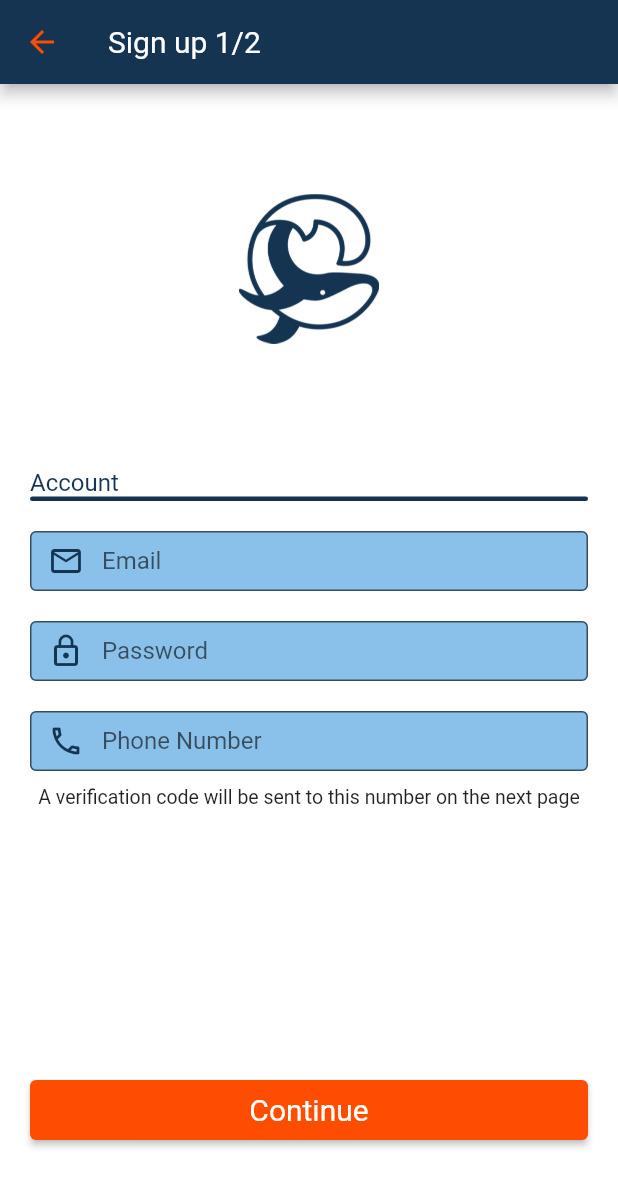
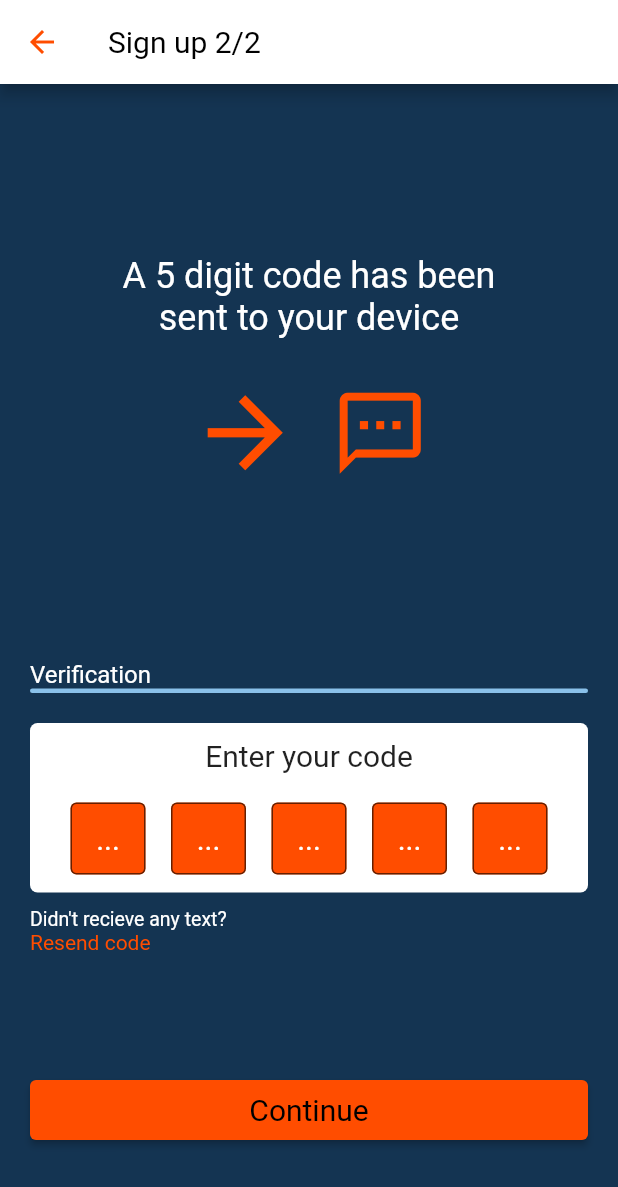
Before and after one commit to Mattias170624/Cetasol_App, a Flutter app: the SignUpScreen1 screen opened directly, after a tap on "Continue", on a phone screen of 412 x 824 dp. Shown: the top 1187 px of the screen. Run offline on Flutter 3.47's test engine with Material 2 defaults, Android fonts, the phone set to English and light mode, and no system bars; our stand-ins replace cloud_firestore, firebase_core; accounts and stored records are empty.

Commit message:
Added signup page 2 - Android.

```diff
--- /dev/null
+++ b/lib/Screens/signup_screen_2.dart
@@ -0,0 +1,90 @@
+// ignore_for_file: prefer_const_constructors
+
+import 'dart:io';
+
+import 'package:cetasol_app/Widgets/RegisterScreen/register_code_input.dart';
+import 'package:cetasol_app/Widgets/RegisterScreen/register_header_icon.dart';
+import 'package:cetasol_app/Widgets/RegisterScreen/register_input_fields.dart';
+import 'package:cetasol_app/Widgets/RegisterScreen/register_title.dart';
+import 'package:flutter/cupertino.dart';
+import 'package:flutter/material.dart';
+
+class SignUpScreen2 extends StatelessWidget {
+  @override
+  Widget build(BuildContext context) {
+    double iOSNavbarHeight = MediaQuery.of(context).padding.top;
+    double deviceSafeHeight = MediaQuery.of(context).size.height -
+        (MediaQuery.of(context).padding.top + kToolbarHeight);
+
+    return Platform.isAndroid
+        ? Scaffold(
+            backgroundColor: Theme.of(context).colorScheme.primary,
+            appBar: AppBar(
+              backgroundColor: Colors.white,
+              title: Text(
+                'Sign up 2/2',
+                style: Theme.of(context).textTheme.titleMedium,
+              ),
+            ),
+            body: SafeArea(
+              child: SingleChildScrollView(
+                keyboardDismissBehavior:
+                    ScrollViewKeyboardDismissBehavior.onDrag,
+                physics: const ClampingScrollPhysics(),
+                child: Container(
+                  height: deviceSafeHeight,
+                  child: Column(
+                    children: [
+                      Expanded(
+                        child: RegisterTitle(),
+                      ),
+                      Expanded(
+                        child: RegisterCodeInput(),
+                      ),
+                      // Expanded(
+                      //   child: RegisterHeaderIcon(),
+                      // ),
+                      // Expanded(
+                      //   flex: 2,
+                      //   child: RegisterInputFields(),
+                      // ),
+                    ],
+                  ),
+                ),
+              ),
+            ),
+          )
+        : CupertinoPageScaffold(
+            backgroundColor: Theme.of(context).colorScheme.primary,
+            navigationBar: CupertinoNavigationBar(
+              backgroundColor: Colors.white,
+              leading: GestureDetector(
+                onTap: () {
+                  Navigator.pop(context);
+                },
+                child: Icon(
+                  CupertinoIcons.back,
+                  color: Theme.of(context).colorScheme.onPrimary,
+                ),
+              ),
+              middle: Text(
+                'Sign up 2/2',
+                style: TextStyle(color: Colors.white),
+              ),
+            ),
+            child: SafeArea(
+              child: SingleChildScrollView(
+                keyboardDismissBehavior:
+                    ScrollViewKeyboardDismissBehavior.onDrag,
+                physics: const ClampingScrollPhysics(),
+                child: Container(
+                  height: deviceSafeHeight - iOSNavbarHeight,
+                  child: Column(
+                    children: [],
+                  ),
+                ),
+              ),
+            ),
+          );
+  }
+}
--- /dev/null
+++ b/lib/Widgets/RegisterScreen/register_code_input.dart
@@ -0,0 +1,243 @@
+// ignore_for_file: prefer_const_constructors
+
+import 'package:flutter/animation.dart';
+import 'package:flutter/material.dart';
+import 'package:flutter/services.dart';
+import 'package:flutter/src/widgets/container.dart';
+import 'package:flutter/src/widgets/framework.dart';
+
+class RegisterCodeInput extends StatefulWidget {
+  @override
+  State<RegisterCodeInput> createState() => _RegisterCodeInputState();
+}
+
+class _RegisterCodeInputState extends State<RegisterCodeInput> {
+  final box1 = TextEditingController();
+  final box2 = TextEditingController();
+  final box3 = TextEditingController();
+  final box4 = TextEditingController();
+  final box5 = TextEditingController();
+
+  @override
+  Widget build(BuildContext context) {
+    return Container(
+      width: double.infinity,
+      margin: EdgeInsets.only(left: 20, right: 20),
+      child: Column(
+        children: [
+          Container(
+            alignment: Alignment.centerLeft,
+            child: Text(
+              'Verification',
+              style: TextStyle(
+                color: Colors.white,
+                fontWeight: FontWeight.w400,
+                fontSize: 16,
+              ),
+            ),
+          ),
+          Container(
+            width: double.infinity,
+            margin: EdgeInsets.only(bottom: 20),
+            height: 3,
+            decoration: BoxDecoration(
+              borderRadius: BorderRadius.circular(10),
+              color: Theme.of(context).colorScheme.secondary,
+            ),
+          ),
+          Container(
+            padding: EdgeInsets.all(10),
+            decoration: BoxDecoration(
+              borderRadius: BorderRadius.circular(5),
+              color: Colors.white,
+            ),
+            child: Column(
+              children: [
+                Text(
+                  'Enter your code',
+                  style: TextStyle(
+                    fontSize: 20,
+                    fontWeight: FontWeight.w400,
+                  ),
+                ),
+                Container(
+                  width: double.infinity,
+                  margin: EdgeInsets.only(top: 20),
+                  child: Row(
+                    mainAxisAlignment: MainAxisAlignment.center,
+                    children: [
+                      Spacer(),
+                      SizedBox(
+                        width: 50,
+                        height: 50,
+                        child: TextFormField(
+                          keyboardType: TextInputType.number,
+                          textInputAction: TextInputAction.next,
+                          onChanged: (_) => FocusScope.of(context).nextFocus(),
+                          controller: box1,
+                          textAlign: TextAlign.center,
+                          decoration: InputDecoration(
+                            contentPadding: EdgeInsets.all(0),
+                            fillColor: Theme.of(context).colorScheme.onPrimary,
+                            filled: true,
+                            border: OutlineInputBorder(),
+                            hintText: '...',
+                            hintStyle: TextStyle(color: Colors.white),
+                          ),
+                          inputFormatters: [
+                            LengthLimitingTextInputFormatter(1)
+                          ],
+                          style: TextStyle(color: Colors.white),
+                        ),
+                      ),
+                      Spacer(),
+                      SizedBox(
+                        width: 50,
+                        height: 50,
+                        child: TextFormField(
+                          keyboardType: TextInputType.number,
+                          textInputAction: TextInputAction.next,
+                          onChanged: (_) => FocusScope.of(context).nextFocus(),
+                          controller: box2,
+                          textAlign: TextAlign.center,
+                          decoration: InputDecoration(
+                            contentPadding: EdgeInsets.all(0),
+                            fillColor: Theme.of(context).colorScheme.onPrimary,
+                            filled: true,
+                            border: OutlineInputBorder(),
+                            hintText: '...',
+                            hintStyle: TextStyle(color: Colors.white),
+                          ),
+                          inputFormatters: [
+                            LengthLimitingTextInputFormatter(1)
+                          ],
+                          style: TextStyle(color: Colors.white),
+                        ),
+                      ),
+                      Spacer(),
+                      SizedBox(
+                        width: 50,
+                        height: 50,
+                        child: TextFormField(
+                          keyboardType: TextInputType.number,
+                          textInputAction: TextInputAction.next,
+                          onChanged: (_) => FocusScope.of(context).nextFocus(),
+                          controller: box3,
+                          textAlign: TextAlign.center,
+                          decoration: InputDecoration(
+                            contentPadding: EdgeInsets.all(0),
+                            fillColor: Theme.of(context).colorScheme.onPrimary,
+                            filled: true,
+                            border: OutlineInputBorder(),
+                            hintText: '...',
+                            hintStyle: TextStyle(color: Colors.white),
+                          ),
+                          inputFormatters: [
+                            LengthLimitingTextInputFormatter(1)
+                          ],
+                          style: TextStyle(color: Colors.white),
+                        ),
+                      ),
+                      Spacer(),
+                      SizedBox(
+                        width: 50,
+                        height: 50,
+                        child: TextFormField(
+                          keyboardType: TextInputType.number,
+                          textInputAction: TextInputAction.next,
+                          onChanged: (_) => FocusScope.of(context).nextFocus(),
+                          controller: box4,
+                          textAlign: TextAlign.center,
+                          decoration: InputDecoration(
+                            contentPadding: EdgeInsets.all(0),
+                            fillColor: Theme.of(context).colorScheme.onPrimary,
+                            filled: true,
+                            border: OutlineInputBorder(),
+                            hintText: '...',
+                            hintStyle: TextStyle(color: Colors.white),
+                          ),
+                          inputFormatters: [
+                            LengthLimitingTextInputFormatter(1)
+                          ],
+                          style: TextStyle(color: Colors.white),
+                        ),
+                      ),
+                      Spacer(),
+                      SizedBox(
+                        width: 50,
+                        height: 50,
+                        child: TextFormField(
+                          keyboardType: TextInputType.number,
+                          textInputAction: TextInputAction.next,
+                          onChanged: (_) => FocusScope.of(context).unfocus(),
+                          controller: box5,
+                          textAlign: TextAlign.center,
+                          decoration: InputDecoration(
+                            contentPadding: EdgeInsets.all(0),
+                            fillColor: Theme.of(context).colorScheme.onPrimary,
+                            filled: true,
+                            border: OutlineInputBorder(),
+                            hintText: '...',
+                            hintStyle: TextStyle(color: Colors.white),
+                          ),
+                          inputFormatters: [
+                            LengthLimitingTextInputFormatter(1)
+                          ],
+                          style: TextStyle(color: Colors.white),
+                        ),
+                      ),
+                      Spacer(),
+                    ],
+                  ),
+                )
+              ],
+            ),
+          ),
+          Container(
+            width: double.infinity,
+            margin: EdgeInsets.only(top: 10),
+            child: Column(
+              crossAxisAlignment: CrossAxisAlignment.start,
+              children: [
+                Text(
+                  "Didn't recieve any text?",
+                  style: TextStyle(
+                    color: Colors.white,
+                    fontSize: 13,
+                  ),
+                ),
+                GestureDetector(
+                  onTap: () {},
+                  child: Text(
+                    'Resend code',
+                    style: TextStyle(
+                      color: Theme.of(context).colorScheme.onPrimary,
+                      fontSize: 14,
+                      fontWeight: FontWeight.w400,
+                    ),
+                  ),
+                ),
+              ],
+            ),
+          ),
+          Spacer(),
+          Container(
+            margin: EdgeInsets.only(bottom: 60),
+            width: double.infinity,
+            child: ElevatedButton(
+              onPressed: () {},
+              style: ElevatedButton.styleFrom(
+                primary: Theme.of(context).colorScheme.onPrimary,
+                fixedSize: Size(double.infinity, 40),
+              ),
+              child: Text(
+                'Continue',
+                style: Theme.of(context).textTheme.titleMedium,
+              ),
+            ),
+          ),
+        ],
+      ),
+    );
+  }
+}
--- a/lib/Widgets/RegisterScreen/register_input_fields.dart
+++ b/lib/Widgets/RegisterScreen/register_input_fields.dart
@@ -2,6 +2,7 @@
 
 import 'dart:io';
 
+import 'package:cetasol_app/Screens/signup_screen_2.dart';
 import 'package:flutter/cupertino.dart';
 import 'package:flutter/material.dart';
 
@@ -202,7 +203,16 @@ class _RegisterInputFieldsState extends State<RegisterInputFields> {
             width: double.infinity,
             child: Platform.isAndroid
                 ? ElevatedButton(
-                    onPressed: () {},
+                    onPressed: () {
+                      if (_validateUserInputs()) {
+                        Navigator.push(
+                          context,
+                          MaterialPageRoute(
+                            builder: (context) => SignUpScreen2(),
+                          ),
+                        );
+                      }
+                    },
                     style: ElevatedButton.styleFrom(
                       primary: Theme.of(context).colorScheme.onPrimary,
                       fixedSize: Size(double.infinity, 40),
@@ -215,7 +225,7 @@ class _RegisterInputFieldsState extends State<RegisterInputFields> {
                 : CupertinoButton(
                     color: Theme.of(context).colorScheme.onPrimary,
                     child: Text(
-                      'Login',
+                      'Continue',
                       style: Theme.of(context).textTheme.titleMedium,
                     ),
                     onPressed: () {},
@@ -225,4 +235,8 @@ class _RegisterInputFieldsState extends State<RegisterInputFields> {
       ),
     );
   }
+
+  bool _validateUserInputs() {
+    return true;
+  }
 }
--- /dev/null
+++ b/lib/Widgets/RegisterScreen/register_title.dart
@@ -0,0 +1,46 @@
+// ignore_for_file: prefer_const_constructors
+
+import 'package:flutter/cupertino.dart';
+import 'package:flutter/material.dart';
+
+class RegisterTitle extends StatelessWidget {
+  @override
+  Widget build(BuildContext context) {
+    return Center(
+      child: Column(
+        mainAxisAlignment: MainAxisAlignment.center,
+        children: [
+          Text(
+            'A 5 digit code has been\nsent to your device',
+            textAlign: TextAlign.center,
+            style: TextStyle(
+              fontSize: 24,
+              color: Colors.white,
+            ),
+          ),
+          Padding(
+            padding: EdgeInsets.only(bottom: 25),
+          ),
+          Row(
+            mainAxisAlignment: MainAxisAlignment.center,
+            children: [
+              Icon(
+                Icons.arrow_forward,
+                color: Theme.of(context).colorScheme.onPrimary,
+                size: 75,
+              ),
+              Padding(
+                padding: EdgeInsets.only(left: 10, right: 10),
+              ),
+              Icon(
+                Icons.textsms_outlined,
+                color: Theme.of(context).colorScheme.onPrimary,
+                size: 65,
+              ),
+            ],
+          ),
+        ],
+      ),
+    );
+  }
+}
--- a/lib/main.dart
+++ b/lib/main.dart
@@ -8,6 +8,7 @@ import 'package:flutter/material.dart';
 
 import 'package:cloud_firestore/cloud_firestore.dart';
 import 'package:firebase_core/firebase_core.dart';
+import 'package:flutter/services.dart';
 import 'firebase_options.dart';
 
 void main() async {
@@ -24,6 +25,7 @@ class MyApp extends StatelessWidget {
   Widget build(BuildContext context) {
     return Platform.isAndroid
         ? MaterialApp(
+            debugShowCheckedModeBanner: false,
             theme: ThemeData(
               scaffoldBackgroundColor: Color(0xFF143452),
               colorScheme: const ColorScheme(
@@ -48,7 +50,7 @@ class MyApp extends StatelessWidget {
                 titleMedium: TextStyle(
                   fontSize: 20,
                   fontWeight: FontWeight.w400,
-                  color: Colors.white,
+                  color: Colors.black,
                 ),
                 titleSmall: TextStyle(
                   fontSize: 13,
@@ -84,7 +86,7 @@ class MyApp extends StatelessWidget {
                 titleMedium: TextStyle(
                   fontSize: 20,
                   fontWeight: FontWeight.w400,
-                  color: Colors.white,
+                  color: Colors.black,
                 ),
                 titleSmall: TextStyle(
                   fontSize: 13,
```
